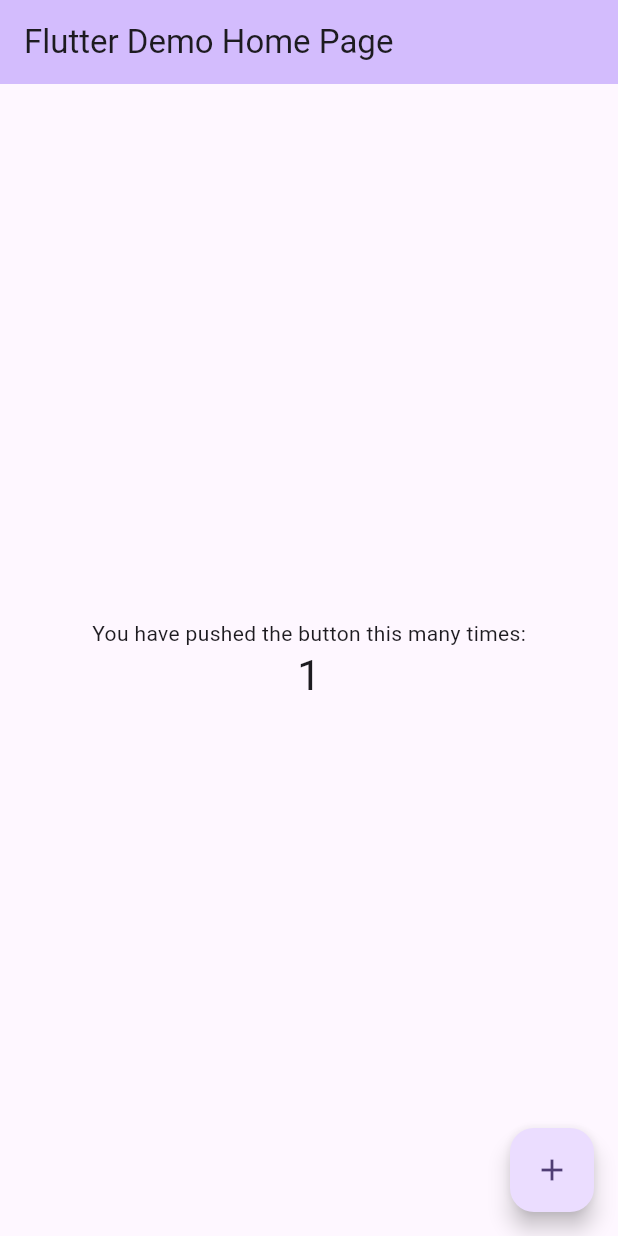
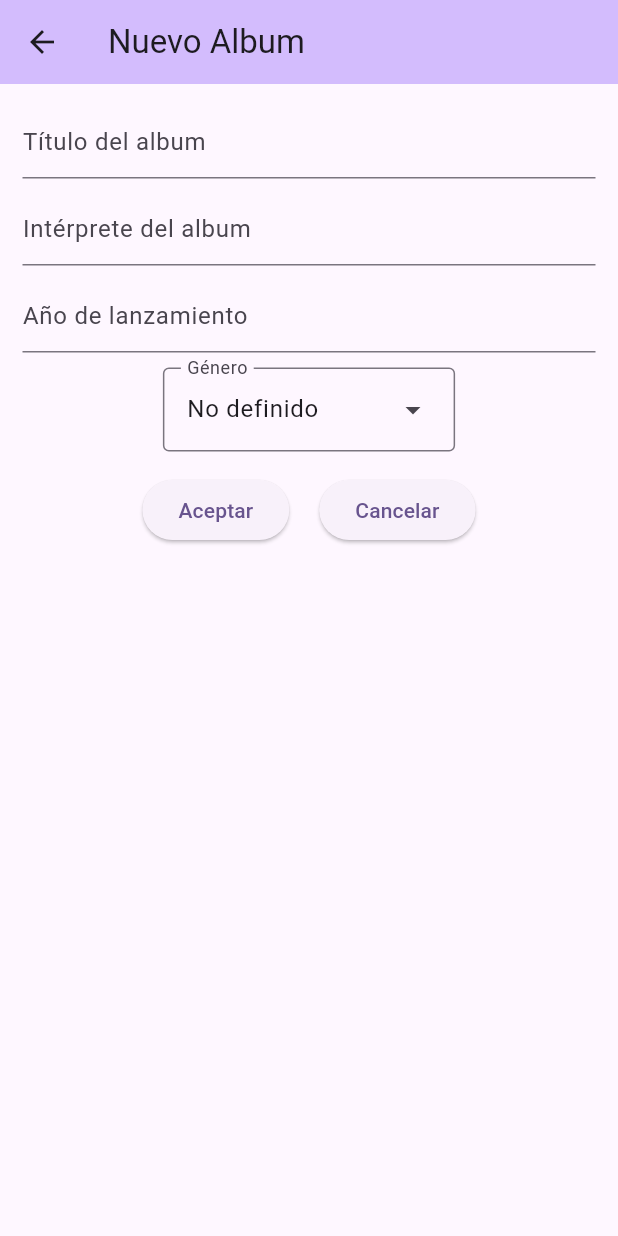
Before and after one commit to omrodriguez/album_biblio, a Flutter app: the screen it shows after launch, after a tap on the "add" icon, on a phone screen of 412 x 824 dp. Run offline on Flutter 3.47's test engine with Material 2 defaults, Android fonts, the light colour scheme and no system bars.

Commit message:
Primer versión completa

```diff
--- a/lib/main.dart
+++ b/lib/main.dart
@@ -1,125 +1,27 @@
 import 'package:flutter/material.dart';
+import 'package:provider/provider.dart';
+import 'modelo/albumbiblio.dart';
+import 'views/album_list.dart';
 
 void main() {
-  runApp(const MyApp());
+  runApp(ChangeNotifierProvider(create: (_) => AlbumBiblio(),
+      child: const MyApp()
+    ),
+  );
 }
 
 class MyApp extends StatelessWidget {
   const MyApp({super.key});
 
-  // This widget is the root of your application.
   @override
   Widget build(BuildContext context) {
     return MaterialApp(
       title: 'Flutter Demo',
       theme: ThemeData(
-        // This is the theme of your application.
-        //
-        // TRY THIS: Try running your application with "flutter run". You'll see
-        // the application has a blue toolbar. Then, without quitting the app,
-        // try changing the seedColor in the colorScheme below to Colors.green
-        // and then invoke "hot reload" (save your changes or press the "hot
-        // reload" button in a Flutter-supported IDE, or press "r" if you used
-        // the command line to start the app).
-        //
-        // Notice that the counter didn't reset back to zero; the application
-        // state is not lost during the reload. To reset the state, use hot
-        // restart instead.
-        //
-        // This works for code too, not just values: Most code changes can be
-        // tested with just a hot reload.
         colorScheme: ColorScheme.fromSeed(seedColor: Colors.deepPurple),
         useMaterial3: true,
       ),
-      home: const MyHomePage(title: 'Flutter Demo Home Page'),
+      home: const AlbumLista(),
     );
   }
 }
-
-class MyHomePage extends StatefulWidget {
-  const MyHomePage({super.key, required this.title});
-
-  // This widget is the home page of your application. It is stateful, meaning
-  // that it has a State object (defined below) that contains fields that affect
-  // how it looks.
-
-  // This class is the configuration for the state. It holds the values (in this
-  // case the title) provided by the parent (in this case the App widget) and
-  // used by the build method of the State. Fields in a Widget subclass are
-  // always marked "final".
-
-  final String title;
-
-  @override
-  State<MyHomePage> createState() => _MyHomePageState();
-}
-
-class _MyHomePageState extends State<MyHomePage> {
-  int _counter = 0;
-
-  void _incrementCounter() {
-    setState(() {
-      // This call to setState tells the Flutter framework that something has
-      // changed in this State, which causes it to rerun the build method below
-      // so that the display can reflect the updated values. If we changed
-      // _counter without calling setState(), then the build method would not be
-      // called again, and so nothing would appear to happen.
-      _counter++;
-    });
-  }
-
-  @override
-  Widget build(BuildContext context) {
-    // This method is rerun every time setState is called, for instance as done
-    // by the _incrementCounter method above.
-    //
-    // The Flutter framework has been optimized to make rerunning build methods
-    // fast, so that you can just rebuild anything that needs updating rather
-    // than having to individually change instances of widgets.
-    return Scaffold(
-      appBar: AppBar(
-        // TRY THIS: Try changing the color here to a specific color (to
-        // Colors.amber, perhaps?) and trigger a hot reload to see the AppBar
-        // change color while the other colors stay the same.
-        backgroundColor: Theme.of(context).colorScheme.inversePrimary,
-        // Here we take the value from the MyHomePage object that was created by
-        // the App.build method, and use it to set our appbar title.
-        title: Text(widget.title),
-      ),
-      body: Center(
-        // Center is a layout widget. It takes a single child and positions it
-        // in the middle of the parent.
-        child: Column(
-          // Column is also a layout widget. It takes a list of children and
-          // arranges them vertically. By default, it sizes itself to fit its
-          // children horizontally, and tries to be as tall as its parent.
-          //
-          // Column has various properties to control how it sizes itself and
-          // how it positions its children. Here we use mainAxisAlignment to
-          // center the children vertically; the main axis here is the vertical
-          // axis because Columns are vertical (the cross axis would be
-          // horizontal).
-          //
-          // TRY THIS: Invoke "debug painting" (choose the "Toggle Debug Paint"
-          // action in the IDE, or press "p" in the console), to see the
-          // wireframe for each widget.
-          mainAxisAlignment: MainAxisAlignment.center,
-          children: <Widget>[
-            const Text(
-              'You have pushed the button this many times:',
-            ),
-            Text(
-              '$_counter',
-              style: Theme.of(context).textTheme.headlineMedium,
-            ),
-          ],
-        ),
-      ),
-      floatingActionButton: FloatingActionButton(
-        onPressed: _incrementCounter,
-        tooltip: 'Increment',
-        child: const Icon(Icons.add),
-      ), // This trailing comma makes auto-formatting nicer for build methods.
-    );
-  }
-}
--- /dev/null
+++ b/lib/modelo/album.dart
@@ -0,0 +1,43 @@
+enum Gender {
+  pop, latin, rock, classic, hiphop, rap, metal, jazz, blues, reageton, undefined
+}
+Map generos = {
+  Gender.pop: "Pop",
+  Gender.blues: "Blues",
+  Gender.classic: "Música clásica",
+  Gender.hiphop: "Hip hop",
+  Gender.jazz: "Jazz",
+  Gender.latin: "Música latina",
+  Gender.metal: "Rock-Metal",
+  Gender.rap: "Rap",
+  Gender.reageton: "Reageton",
+  Gender.rock: "Rock",
+  Gender.undefined: "No definido",
+};
+
+class Album {
+  late String _titulo;
+  late String _artista;
+  late int _anio;
+  late Gender _gender;
+
+  Album(this._titulo, this._artista, this._anio, this._gender);
+
+  Album.vacio(){
+    _titulo = "";
+    _artista = "";
+    _anio = 0;
+    _gender = Gender.undefined;
+  }
+
+  String get titulo => _titulo;
+  String get artista => _artista;
+  int get anio => _anio;
+  String get genero => generos[_gender];
+  Gender get gender => _gender;
+
+  set titulo(String titulo) => _titulo;
+  set artista(String artista) => _artista;
+  set anio(int anio) => _anio;
+  set gender(Gender genero) => _gender;
+}
--- /dev/null
+++ b/lib/modelo/albumbiblio.dart
@@ -0,0 +1,35 @@
+import 'package:flutter/material.dart';
+import 'album.dart';
+
+class AlbumBiblio extends ChangeNotifier {
+  final List<Album> _listaAlbumes = [];
+
+    AlbumBiblio();
+
+  List<Album> get albumes => _listaAlbumes;
+
+  Album getAlbumByIndex(int index) =>_listaAlbumes[index];
+
+  void addAlbum(Album album) {
+    _listaAlbumes.add(album);
+    notifyListeners();
+  }
+
+  bool updateAlbum(int index, Album album) {
+    if (index >= 0 && index < _listaAlbumes.length) {
+      _listaAlbumes[index] = album;
+      notifyListeners();
+      return true;
+    }
+    return false;
+  }
+
+  bool removeAlbum(int index) {
+    if (index >= 0 && index < _listaAlbumes.length) {
+      _listaAlbumes.removeAt(index);
+      notifyListeners();
+      return true;
+    }
+    return false;
+  }
+}
--- /dev/null
+++ b/lib/views/album_form.dart
@@ -0,0 +1,136 @@
+import 'package:flutter/material.dart';
+import '../modelo/album.dart';
+
+class AlbumForm extends StatefulWidget {
+  final Album? album;
+  const AlbumForm({super.key, this.album});
+
+  @override
+  State<AlbumForm> createState() => _AlbumFormState();
+}
+
+class _AlbumFormState extends State<AlbumForm> {
+  final GlobalKey<FormState> _formkey = GlobalKey<FormState>();
+  final TextEditingController ctrTitulo = TextEditingController();
+  final TextEditingController ctrArtista = TextEditingController();
+  final TextEditingController ctrAnio = TextEditingController();
+  final TextEditingController ctrGender = TextEditingController();
+  var selectedGender = Gender.undefined;
+  late final String tituloForm;
+
+  @override
+  void initState(){
+    if (widget.album != null) {
+      ctrTitulo.text = widget.album!.titulo;
+      ctrArtista.text = widget.album!.artista;
+      ctrAnio.text = widget.album!.anio.toString();
+      selectedGender = widget.album!.gender;
+      tituloForm = "Editar Album";
+    } else {
+      tituloForm = "Nuevo Album";
+    }
+    super.initState();
+  }
+
+  @override
+  void dispose() {
+    ctrTitulo.dispose();
+    ctrArtista.dispose();
+    ctrAnio.dispose();
+    ctrGender.dispose();
+    super.dispose();
+  }
+
+  @override
+  Widget build(BuildContext context) {
+    return Scaffold(
+      appBar: AppBar(
+        backgroundColor: Theme.of(context).colorScheme.inversePrimary,
+        title: Text(tituloForm),
+      ),
+      body: Padding(
+        padding: const EdgeInsets.all(15.0),
+        child: Center(
+          child: Form(
+            key: _formkey,
+            child: Column(
+              children: [
+                TextFormField(
+                  decoration: const InputDecoration(
+                    hintText: 'Título del album',
+                  ),
+                  controller: ctrTitulo,
+                  validator: (String? valor) {
+                    if (valor == null || valor.isEmpty) {
+                      return 'Proporcione un título para el album';
+                    } return null;
+                  },),
+                const SizedBox(height: 10.0,),
+                TextFormField(
+                  decoration: const InputDecoration(
+                    hintText: 'Intérprete del album',
+                  ),
+                  controller: ctrArtista,
+                  validator: (String? valor) {
+                    if (valor == null || valor.isEmpty) {
+                      return 'Proporcione un intérprete para el album';
+                    } return null;
+                  },),
+                const SizedBox(height: 10.0,),
+                TextFormField(
+                  decoration: const InputDecoration(
+                    hintText: 'Año de lanzamiento',
+                  ),
+                  keyboardType: TextInputType.number,
+                  controller: ctrAnio,
+                  validator: (String? valor) {
+                    if (valor == null || valor.isEmpty) {
+                      return 'Proporcione el año de lanzamiento del album';
+                    } else if (!RegExp(r'^[0-9]+$').hasMatch(valor)) {
+                      return 'El año debe ser un número entre 1700 y 2025';
+                    } else {
+                      var anio = int.parse(valor);
+                      if (anio <= 1700 || anio >= 2025) {
+                        return 'El año debe estar entre 1700 y 2025';
+                      }
+                    } return null;
+                  },),
+                const SizedBox(height: 10.0,),
+                DropdownMenu<Gender>(
+                  initialSelection: selectedGender,
+                  label: const Text("Género"),
+                  dropdownMenuEntries:
+                    generos.keys.map<DropdownMenuEntry<Gender>>((key) {
+                      return DropdownMenuEntry(
+                        value: key,
+                        label: generos[key]);
+                    }).toList(),
+                  onSelected: (Gender? valor) {
+                    selectedGender = valor!;
+                  },),
+                const SizedBox(height: 15.0,),
+                Row(
+                  mainAxisAlignment: MainAxisAlignment.center,
+                  children: [
+                  ElevatedButton(
+                    onPressed: _validar,
+                    child: const Text("Aceptar")),
+                  const SizedBox(width: 20.0,),
+                  ElevatedButton(
+                    onPressed: () => Navigator.of(context).pop(),
+                    child: const Text("Cancelar")),
+                ],)]),)),));}
+
+  void _validar() {
+    final form = _formkey.currentState;
+    if (form?.validate() == false) {
+      return;
+    }
+    final Album album = Album(
+        ctrTitulo.text,
+        ctrArtista.text,
+        int.parse(ctrAnio.text),
+        selectedGender,
+    );
+    Navigator.pop(context, album);
+  }}
--- /dev/null
+++ b/lib/views/album_list.dart
@@ -0,0 +1,138 @@
+import 'album_form.dart';
+import 'album_vista.dart';
+import 'package:flutter/material.dart';
+import 'package:provider/provider.dart';
+import '../modelo/album.dart';
+import '../modelo/albumbiblio.dart';
+
+class AlbumLista extends StatefulWidget {
+
+  const AlbumLista({super.key});
+
+  @override
+  State<AlbumLista> createState() => _AlbumListaState();
+}
+
+class _AlbumListaState extends State<AlbumLista> {
+  int selectedAlbum = 0;
+  late AlbumBiblio albumes;
+
+  @override
+  Widget build(BuildContext context) {
+    albumes = Provider.of<AlbumBiblio>(context);
+    return Scaffold(
+      appBar: AppBar(
+        backgroundColor: Theme.of(context).colorScheme.inversePrimary,
+        title: const Text("Biblioteca de Albumes"),
+      ),
+      body: (albumes.albumes.isNotEmpty)? ListView(
+        padding: const EdgeInsets.all(10),
+        children: ListTile.divideTiles(context: context,
+          tiles: crearLista(), color:Colors.amber).toList(),
+        )
+        : Padding(
+          padding: const EdgeInsets.all(20.0),
+          child: Center(
+            child: ElevatedButton(
+              onPressed: () {
+                capturarAlbum(context);
+              },
+              child: const Text("Agregar Album"),
+            )
+          ),
+        ) ,
+      floatingActionButton: FloatingActionButton(
+        onPressed: () {
+          capturarAlbum(context);
+        },
+        tooltip: 'Nuevo album',
+        child: const Icon(Icons.add),
+      ),);}
+
+  List<Widget> crearLista() {
+    final List<Widget> lista = <Widget>[];
+    for(int i = 0; i < albumes.albumes.length; i++ ){
+      Album album = albumes.getAlbumByIndex(i);
+      lista.add(
+        ListTile(
+          leading: const Icon(Icons.album),
+          title: Text(album.titulo),
+          subtitle: Text("${album.artista}, Año: ${album.anio}, Género: ${album.genero}"),
+          trailing: SizedBox(width: 120,
+            child: ButtonsBar(index: i, albumes: albumes)),
+          textColor: Colors.white,
+          tileColor: Colors.lightBlue,
+          selectedColor: Colors.blue,
+          selectedTileColor: Colors.deepOrange.shade100,
+          selected: (selectedAlbum == i),
+          onTap: () => albumTapped(i)));
+    }
+    return lista;
+  }
+
+  void albumTapped(int i) {
+    setState(() {
+      selectedAlbum = i;
+    });
+  }
+
+  Future<void> capturarAlbum(BuildContext context) async {
+    final Album? album = await Navigator.push(context,
+      MaterialPageRoute(
+        builder: (context) => const AlbumForm(),)
+    );
+
+    if (album != null) {
+      albumes.addAlbum(album);
+    }
+  }
+}
+
+class ButtonsBar extends StatelessWidget {
+  final int index;
+  final AlbumBiblio albumes;
+  const ButtonsBar({super.key, required this.index, required this.albumes});
+
+  @override
+  Widget build(BuildContext context) {
+    return Row(
+      mainAxisAlignment: MainAxisAlignment.end,
+    children: [
+      IconButton(
+        tooltip: "Ver",
+        onPressed: () { mostrarAlbum(context, index);},
+        icon: const Icon(Icons.search)),
+      IconButton(
+        tooltip: "Editar",
+        onPressed: () {
+          actualizarAlbum(context, index);
+        },
+        icon: const Icon(Icons.edit)),
+      IconButton(
+        tooltip: "Eliminar",
+        onPressed: () { removerAlbum(index);},
+        icon: const Icon(Icons.delete)),
+    ],);
+  }
+
+  void mostrarAlbum(BuildContext context, int index) {
+    Navigator.of(context).push(
+            MaterialPageRoute(
+              builder: (context) => AlbumVista(album: albumes.getAlbumByIndex(index),),));
+  }
+
+  Future<void> actualizarAlbum(BuildContext context, int index,) async {
+    Album? album = await Navigator.push(context,
+      MaterialPageRoute(
+        builder: (context) => AlbumForm(album: albumes.getAlbumByIndex(index)),)
+    );
+
+    if(album != null){
+      albumes.updateAlbum(index, album);
+    }
+  }
+
+  bool removerAlbum(int index) {
+    return albumes.removeAlbum(index);
+  }
+}
--- a/pubspec.yaml
+++ b/pubspec.yaml
@@ -35,6 +35,7 @@ dependencies:
   # The following adds the Cupertino Icons font to your application.
   # Use with the CupertinoIcons class for iOS style icons.
   cupertino_icons: ^1.0.2
+  provider: ^6.1.1
 
 dev_dependencies:
   flutter_test:
```
Also changed, not shown: lib/views/album_vista.dart (added, +83 -0 lines), pubspec.lock.
